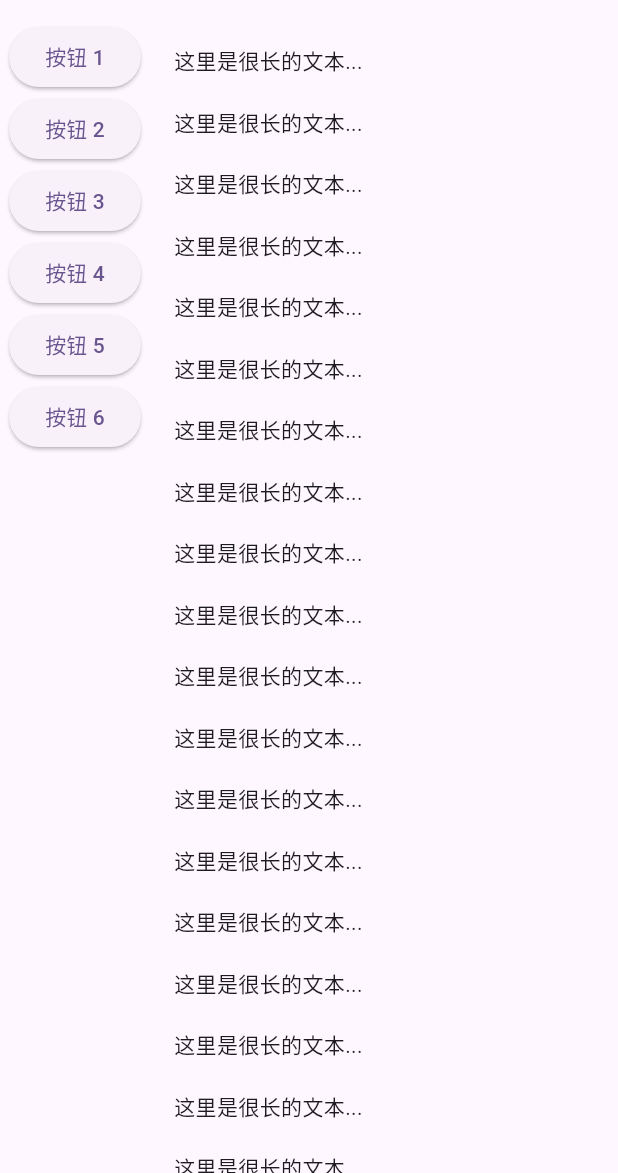
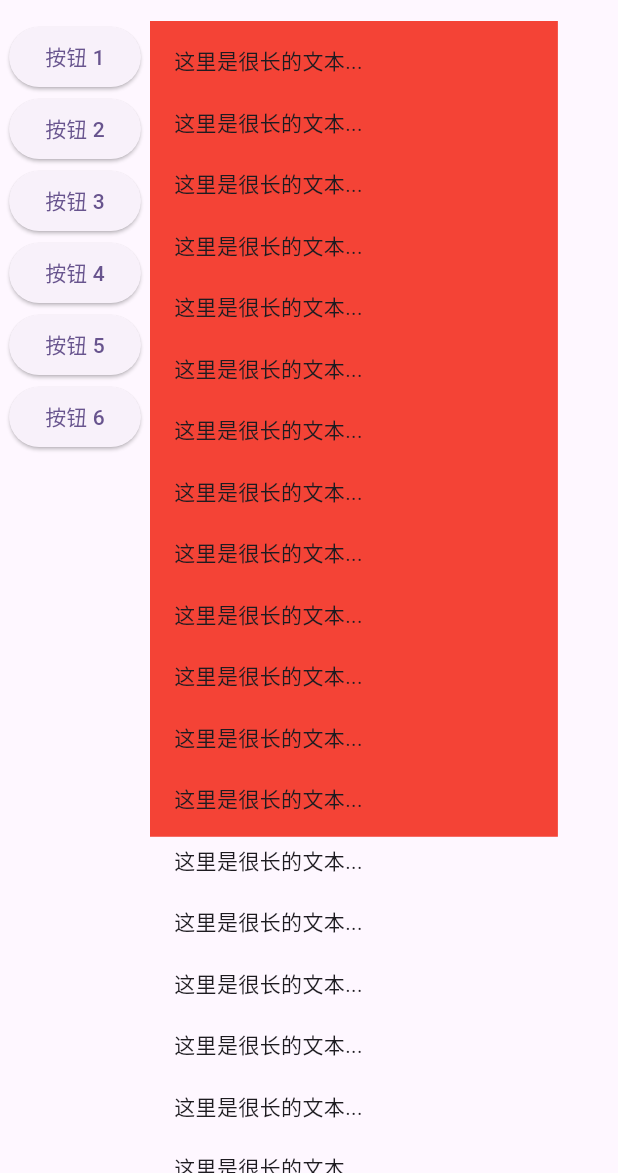
Before and after one commit to shAdow-XJY/novel_read, a Flutter app: the screen it shows after launch, after a tap on an icon or button, on a phone screen of 412 x 824 dp, the part 63-1236 px from its top. Run offline on Flutter 3.47's test engine with Material 2 defaults, Android fonts, the light colour scheme and no system bars; Roboto replaces fonts that are missing (NotoSerifSC).

Commit message:
boring to push something new

```diff
--- a/lib/entry/pc_home.dart
+++ b/lib/entry/pc_home.dart
@@ -11,28 +11,16 @@ class PCHomePage extends StatefulWidget {
 
 class _PCHomePageState extends State<PCHomePage> {
   String _selectedFont = 'NotoSerifSC';
+  int currentButtonIndex = -1;
+  bool showSettingArea = false;
 
   @override
   Widget build(BuildContext context) {
+    final size = MediaQuery.of(context).size;
     return Scaffold(
       appBar: AppBar(title: Text(widget.title)),
       body: Stack(
         children: <Widget>[
-          // 左侧按钮区域
-          Positioned(
-            top: 0,
-            bottom: 0,
-            left: 0,
-            child: Container(
-              width: 100,  // 按钮区域宽度
-              child: Column(
-                children: List<Widget>.generate(6, (index) => ElevatedButton(
-                    onPressed: () {},
-                    child: Text('按钮 ${index + 1}')
-                )),
-              ),
-            ),
-          ),
           // 右侧滚动区域
           Positioned(
             top: 0,
@@ -58,6 +46,68 @@ class _PCHomePageState extends State<PCHomePage> {
               ),
             ),
           ),
+          // 左侧按钮区域
+          Positioned(
+            top: 0,
+            bottom: 0,
+            left: 0,
+            child: SizedBox(
+              width: 100,  // 按钮区域宽度
+              child: Column(
+                children: List<Widget>.generate(6, (index) => ElevatedButton(
+                    onPressed: () {
+                      debugPrint("click按钮 ${index + 1}");
+                      if (currentButtonIndex != index) {
+                        setState(() {
+                          currentButtonIndex = index;
+                          showSettingArea = true;
+                        });
+                      } else {
+                        setState(() {
+                          showSettingArea = !showSettingArea;
+                        });
+                      }
+                    },
+                    child: Text('按钮 ${index + 1}')
+                )),
+              ),
+            ),
+          ),
+          Positioned(
+            top: 0,
+            left: 100,
+            child: Visibility(
+              visible: showSettingArea,
+              maintainSize: true,
+              maintainAnimation: true,
+              maintainState: true,
+              child: AnimatedOpacity(
+                opacity: showSettingArea ? 1.0 : 0.0,
+                duration: Duration(seconds: 1),
+                child: Container(
+                  width: size.width * 0.66,
+                  height: size.height * 0.66,
+                  color: Colors.red,
+                  padding: const EdgeInsets.all(16),
+                  child: SingleChildScrollView(
+                    child: Column(
+                      crossAxisAlignment: CrossAxisAlignment.start,
+                      children: [
+                        Text(
+                          '这里是很长的文本...\n\n' * 100,  // 示例文本
+                          style: TextStyle(fontFamily: _selectedFont),
+                        ),
+                        Container(
+                          padding: const EdgeInsets.all(16),
+                          child: Text('这里是底部的内容。'),
+                        ),
+                      ],
+                    ),
+                  ),
+                ),
+              ),
+            ),
+          ),
         ],
       ),
     );
```
